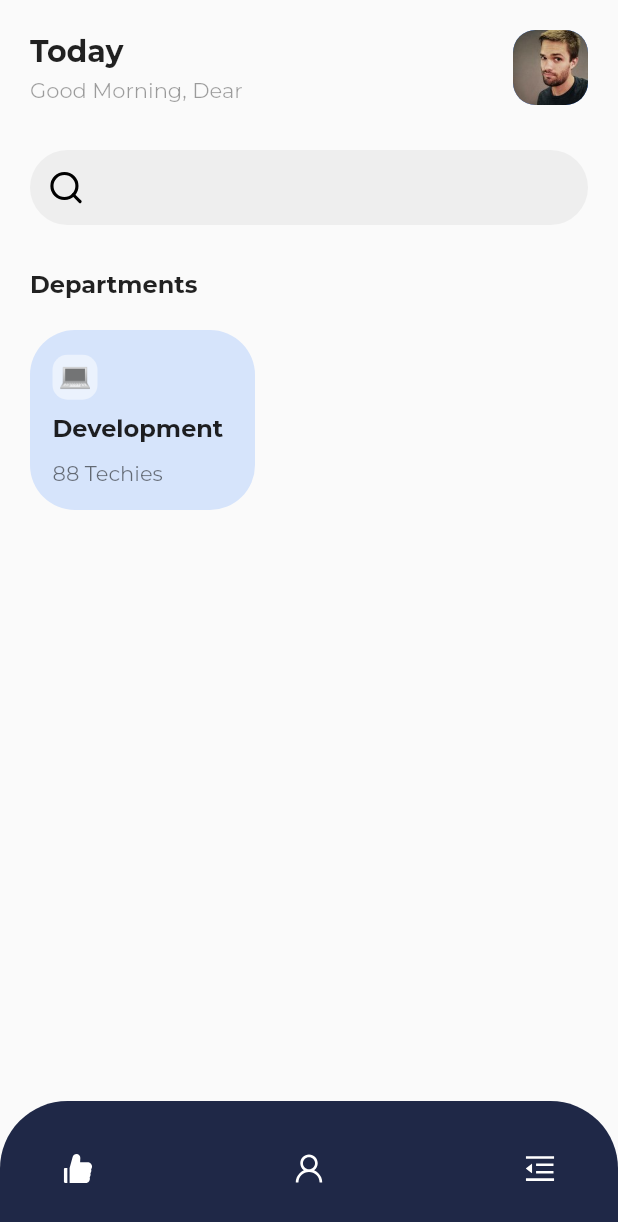
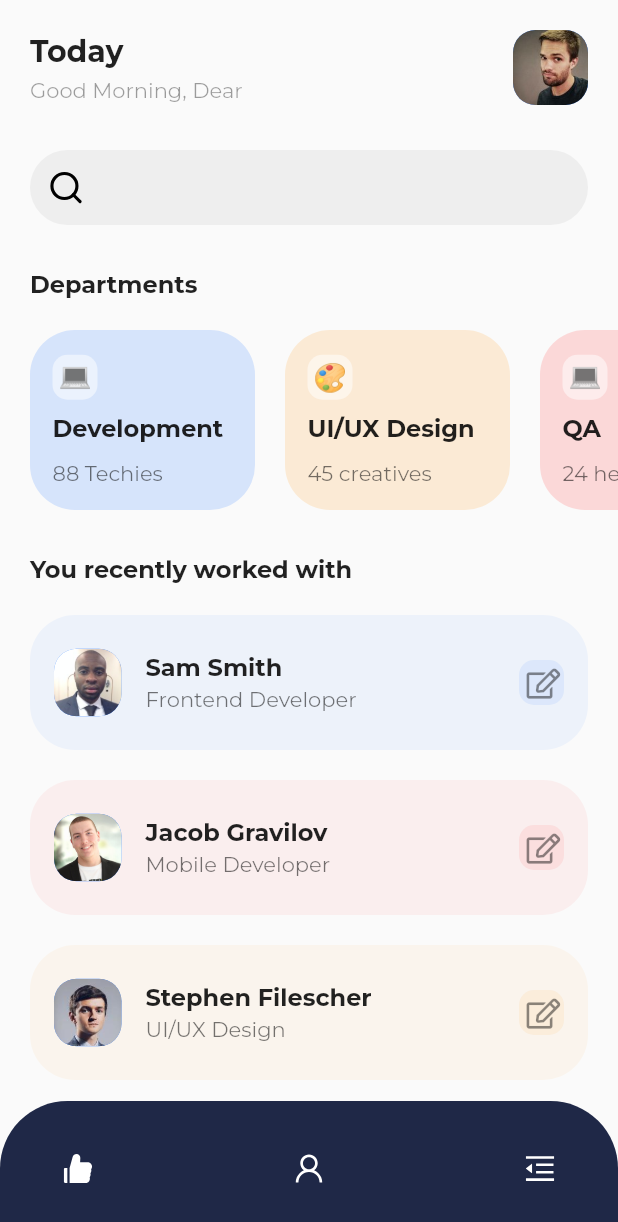
Before and after one commit to MaikolSoro/HR_ManagementApp, a Flutter app: the screen it shows after launch, on a phone screen of 412 x 824 dp. Shown: the top 1222 px of the screen. Run offline on Flutter 3.47's test engine with Material 2 defaults, Android fonts, the phone set to English and light mode, and no system bars; our stand-ins replace flutter_vector_icons, google_fonts.

Commit message:
Home screem finished

```diff
--- a/lib/screens/home_screen.dart
+++ b/lib/screens/home_screen.dart
@@ -119,10 +119,145 @@ class _HomeScreenState extends State<HomeScreen> {
                       Colors.blueAccent,
                       "💻",
                     ),
+                    departmentCard(
+                      "UI/UX Design",
+                      45,
+                      "creatives",
+                      Colors.orangeAccent,
+                      "🎨",
+                    ),
+                    departmentCard(
+                      "QA",
+                      24,
+                      "helpers",
+                      Colors.redAccent,
+                      "💻",
+                    ),
                   ],
                 ),
               ),
+              SizedBox(
+                height: 30,
+              ),
+              Padding(
+                padding: EdgeInsets.symmetric(horizontal: 20),
+                child: Text(
+                  "You recently worked with ",
+                  style: TextStyle(
+                    fontSize: 16,
+                    fontWeight: FontWeight.bold,
+                  ),
+                ),
+              ),
+              SizedBox(
+                height: 20,
+              ),
+              ListView(
+                shrinkWrap: true,
+                physics: NeverScrollableScrollPhysics(),
+                padding: EdgeInsets.symmetric(horizontal: 20),
+                children: [
+                  usersWokredWith(
+                    "Sam Smith",
+                    "images/user2.jpg",
+                    Colors.blueAccent,
+                    "Frontend Developer",
+                  ),
+                  usersWokredWith(
+                    "Jacob Gravilov",
+                    "images/user3.jpg",
+                    Colors.redAccent,
+                    "Mobile Developer",
+                  ),
+                  usersWokredWith(
+                    "Stephen Filescher",
+                    "images/user4.jpg",
+                    Colors.orangeAccent,
+                    "UI/UX Design",
+                  ),
+                ],
+              ),
             ],
+          ),
+        ),
+      ),
+    );
+  }
+
+  Widget usersWokredWith(String name, String image, Color color, String title) {
+    return Padding(
+      padding: EdgeInsets.only(bottom: 20),
+      child: InkWell(
+        onTap: () {
+          String _job;
+          if (color == Colors.blueAccent) {
+            _job = "Developer";
+          } else if (color == Colors.redAccent) {
+            _job = "Engineer";
+          } else {
+            _job = "Designer";
+          }
+          /* Navigator.push(
+            context,
+            MaterialPageRoute(
+              builder: (context) => WorkerDetailsScreen(),
+            ),
+
+          );
+          */
+        },
+        child: Container(
+          width: double.infinity,
+          height: 90,
+          decoration: BoxDecoration(
+            color: color.withOpacity(0.07),
+            borderRadius: BorderRadius.circular(30),
+          ),
+          child: Center(
+            child: ListTile(
+              leading: Container(
+                height: 45,
+                width: 45,
+                decoration: BoxDecoration(
+                  borderRadius: BorderRadius.circular(15),
+                  color: Colors.blueAccent,
+                  image: DecorationImage(
+                    image: AssetImage(image),
+                    fit: BoxFit.cover,
+                  ),
+                ),
+              ),
+              title: Text(
+                name,
+                style: TextStyle(
+                  fontSize: 16,
+                  fontWeight: FontWeight.bold,
+                ),
+              ),
+              subtitle: Text(
+                title,
+                style: TextStyle(
+                  color: Colors.black54,
+                ),
+              ),
+              trailing: Container(
+                height: 30,
+                width: 30,
+                decoration: BoxDecoration(
+                  color: color.withOpacity(0.1),
+                  borderRadius: BorderRadius.circular(10),
+                ),
+                child: Padding(
+                  padding: EdgeInsets.all(4),
+                  child: Center(
+                    child: Icon(
+                      FontAwesome5Regular.edit,
+                      size: 20,
+                    ),
+                  ),
+                ),
+              ),
+            ),
           ),
         ),
       ),
```
